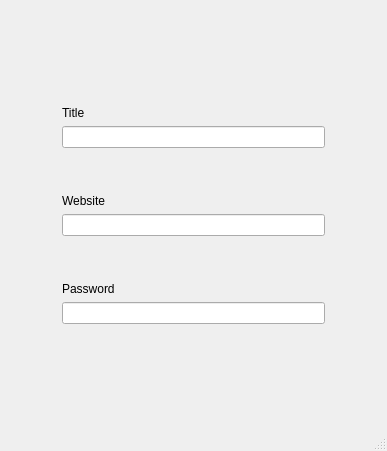
The window that view_menu.ui (Affan-Mushahid/KeepSake) describes before a commit, drawn with Qt 5.
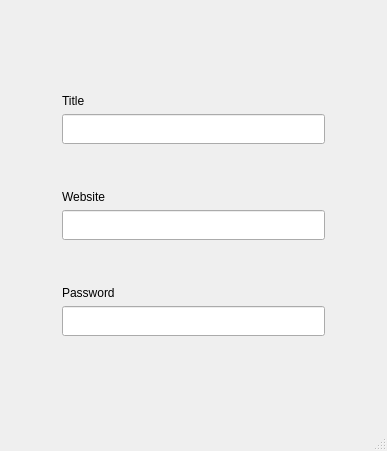
The same window after the commit. The open tabs and pages were chosen to show the change.

```diff
--- a/view_menu.ui
+++ b/view_menu.ui
@@ -44,6 +44,9 @@
            <layout class="QVBoxLayout" name="verticalLayout">
             <item>
              <widget class="QLabel" name="label">
+              <property name="styleSheet">
+               <string notr="true">font: 10pt &quot;Century Gothic&quot;;</string>
+              </property>
               <property name="text">
                <string>Title</string>
               </property>
@@ -51,6 +54,15 @@
             </item>
             <item>
              <widget class="QLineEdit" name="p_title">
+              <property name="minimumSize">
+               <size>
+                <width>0</width>
+                <height>30</height>
+               </size>
+              </property>
+              <property name="styleSheet">
+               <string notr="true">font: 10pt &quot;Century Gothic&quot;;</string>
+              </property>
               <property name="readOnly">
                <bool>true</bool>
               </property>
@@ -63,6 +75,9 @@
             <property name="orientation">
              <enum>Qt::Vertical</enum>
             </property>
+            <property name="sizeType">
+             <enum>QSizePolicy::Minimum</enum>
+            </property>
             <property name="sizeHint" stdset="0">
              <size>
               <width>20</width>
@@ -75,6 +90,9 @@
            <layout class="QVBoxLayout" name="verticalLayout_2">
             <item>
              <widget class="QLabel" name="label_3">
+              <property name="styleSheet">
+               <string notr="true">font: 10pt &quot;Century Gothic&quot;;</string>
+              </property>
               <property name="text">
                <string>Website</string>
               </property>
@@ -82,6 +100,21 @@
             </item>
             <item>
              <widget class="QLineEdit" name="p_website">
+              <property name="sizePolicy">
+               <sizepolicy hsizetype="Expanding" vsizetype="Fixed">
+                <horstretch>0</horstretch>
+                <verstretch>0</verstretch>
+               </sizepolicy>
+              </property>
+              <property name="minimumSize">
+               <size>
+                <width>0</width>
+                <height>30</height>
+               </size>
+              </property>
+              <property name="styleSheet">
+               <string notr="true">font: 10pt &quot;Century Gothic&quot;;</string>
+              </property>
               <property name="readOnly">
                <bool>true</bool>
               </property>
@@ -94,6 +127,9 @@
             <property name="orientation">
              <enum>Qt::Vertical</enum>
             </property>
+            <property name="sizeType">
+             <enum>QSizePolicy::Minimum</enum>
+            </property>
             <property name="sizeHint" stdset="0">
              <size>
               <width>20</width>
@@ -108,6 +144,9 @@
              <layout class="QVBoxLayout" name="verticalLayout_3">
               <item>
                <widget class="QLabel" name="label_5">
+                <property name="styleSheet">
+                 <string notr="true">font: 10pt &quot;Century Gothic&quot;;</string>
+                </property>
                 <property name="text">
                  <string>Password</string>
                 </property>
@@ -115,6 +154,15 @@
               </item>
               <item>
                <widget class="QLineEdit" name="p_pass">
+                <property name="minimumSize">
+                 <size>
+                  <width>0</width>
+                  <height>30</height>
+                 </size>
+                </property>
+                <property name="styleSheet">
+                 <string notr="true">font: 10pt &quot;Century Gothic&quot;;</string>
+                </property>
                 <property name="readOnly">
                  <bool>true</bool>
                 </property>
```
Left out of the diff: 26 changed lines with no effect on the pictures.
